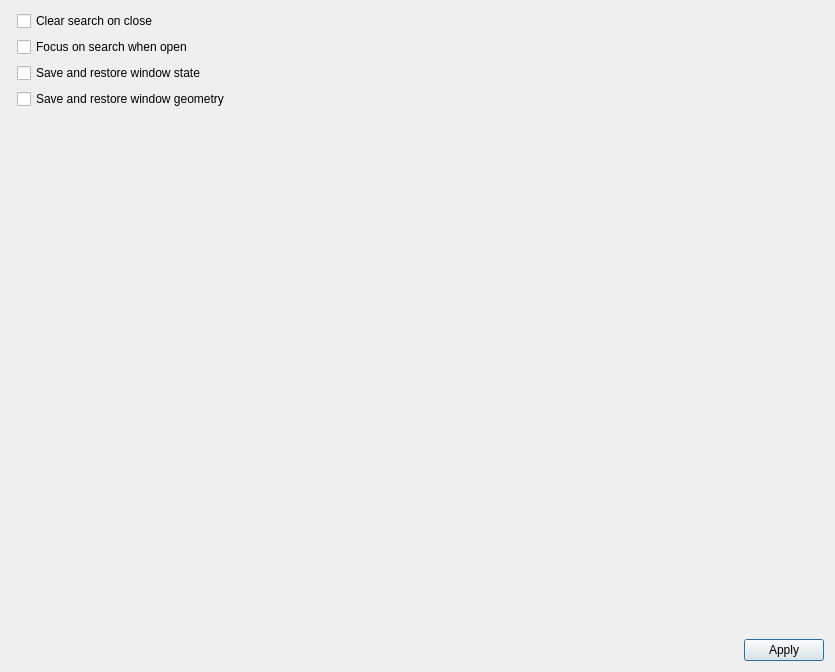
Qt form src/settingsdialog.ui (N1vn0vem8er/cutetoolbox) before a commit.
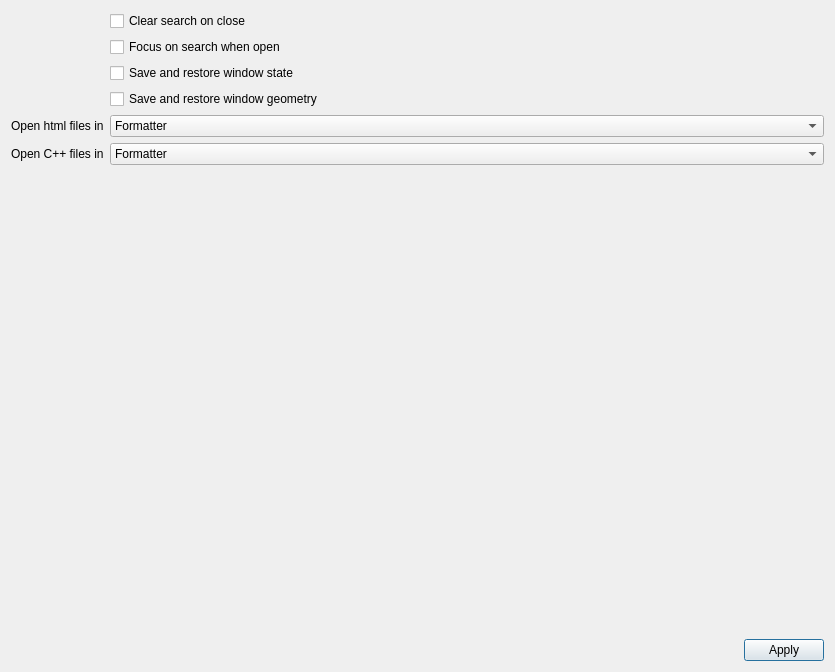
The same form after that commit.

```diff
--- a/src/settingsdialog.ui
+++ b/src/settingsdialog.ui
@@ -44,6 +44,48 @@
        </property>
       </widget>
      </item>
+     <item row="4" column="0">
+      <widget class="QLabel" name="label">
+       <property name="text">
+        <string>Open html files in</string>
+       </property>
+      </widget>
+     </item>
+     <item row="4" column="1">
+      <widget class="QComboBox" name="openHtmlComboBox">
+       <item>
+        <property name="text">
+         <string>Formatter</string>
+        </property>
+       </item>
+       <item>
+        <property name="text">
+         <string>Encoder</string>
+        </property>
+       </item>
+      </widget>
+     </item>
+     <item row="5" column="0">
+      <widget class="QLabel" name="label_2">
+       <property name="text">
+        <string>Open C++ files in</string>
+       </property>
+      </widget>
+     </item>
+     <item row="5" column="1">
+      <widget class="QComboBox" name="openCppComboBox">
+       <item>
+        <property name="text">
+         <string>Formatter</string>
+        </property>
+       </item>
+       <item>
+        <property name="text">
+         <string>Remove comments</string>
+        </property>
+       </item>
+      </widget>
+     </item>
     </layout>
    </item>
    <item>
```
